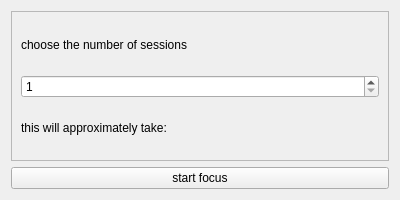
This is ui/focuswindow.ui in dop14/monkmode as Qt 5 draws it before an edit. The edited form follows.
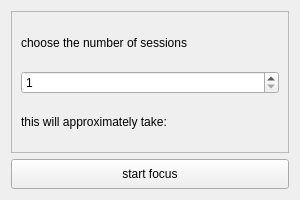
This is the edited form.

```diff
--- a/ui/focuswindow.ui
+++ b/ui/focuswindow.ui
@@ -6,16 +6,34 @@
    <rect>
     <x>0</x>
     <y>0</y>
-    <width>400</width>
+    <width>300</width>
     <height>200</height>
    </rect>
   </property>
+  <property name="sizePolicy">
+   <sizepolicy hsizetype="Fixed" vsizetype="Fixed">
+    <horstretch>0</horstretch>
+    <verstretch>0</verstretch>
+   </sizepolicy>
+  </property>
+  <property name="maximumSize">
+   <size>
+    <width>320</width>
+    <height>200</height>
+   </size>
+  </property>
   <property name="windowTitle">
    <string>Form</string>
   </property>
   <layout class="QVBoxLayout" name="verticalLayout_2">
    <item>
     <widget class="QFrame" name="focusSetting">
+     <property name="minimumSize">
+      <size>
+       <width>0</width>
+       <height>0</height>
+      </size>
+     </property>
      <property name="frameShape">
       <enum>QFrame::Shape::StyledPanel</enum>
      </property>
@@ -49,6 +67,12 @@
    </item>
    <item>
     <widget class="QPushButton" name="start_focus_btn">
+     <property name="minimumSize">
+      <size>
+       <width>0</width>
+       <height>30</height>
+      </size>
+     </property>
      <property name="text">
       <string>start focus</string>
      </property>
```
